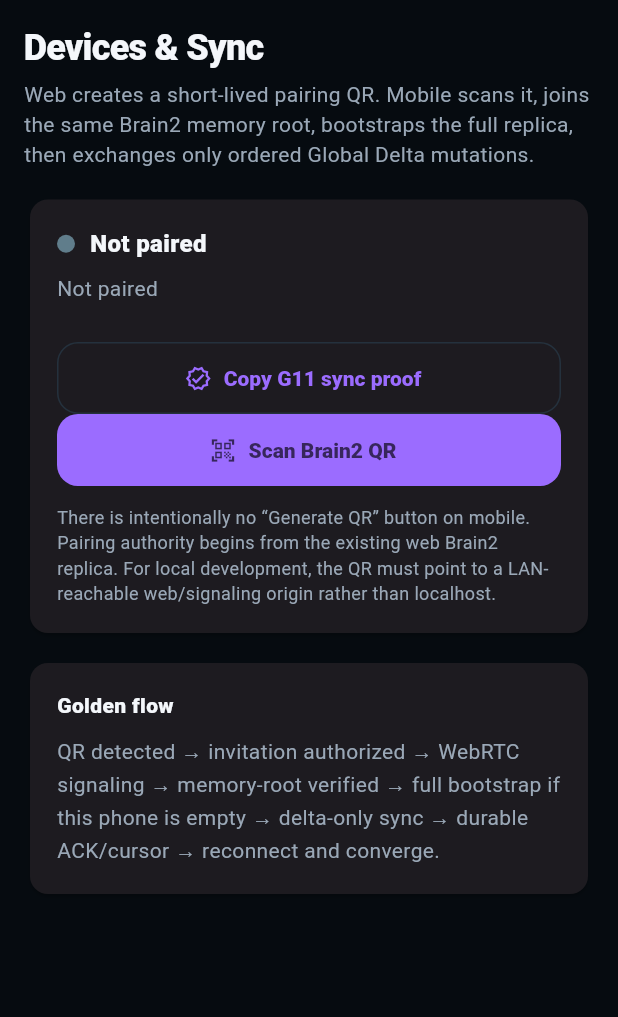
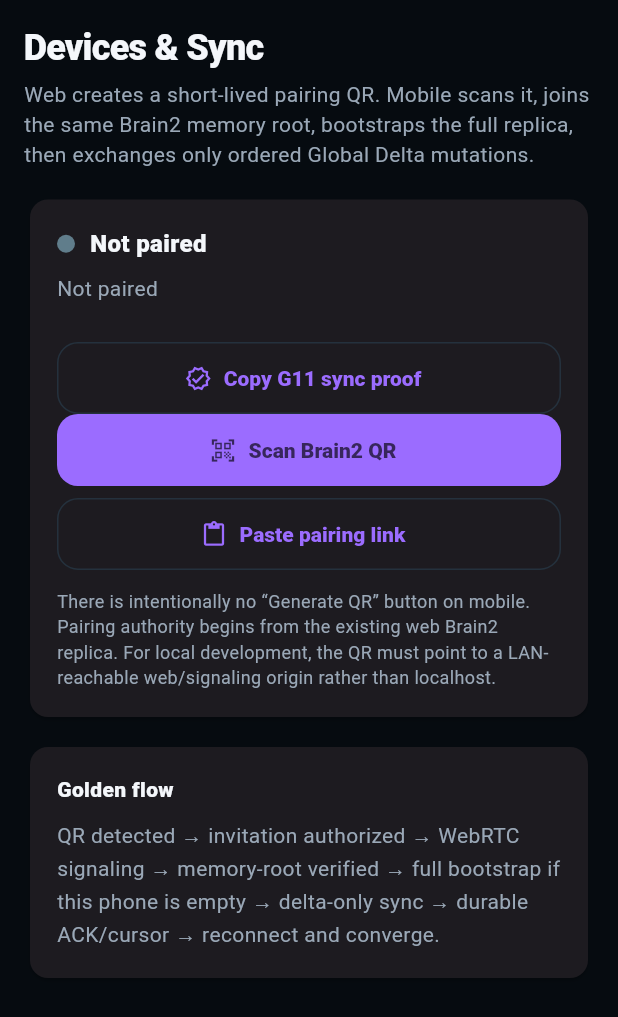
Before and after one commit to Enyx-D3/ai_miner_app, a Flutter app: the DevicesScreen widget shown alone on an empty page, opened directly with empty values, on a phone screen of 412 x 824 dp. Shown: the top 1017 px of the screen. Run offline on Flutter 3.47's test engine with Material 3 defaults, Android fonts, the phone set to English and light mode, and no system bars; our stand-ins replace file_picker, share_plus, shared_preferences, sqflite; missing offline and left inert: dart:ffi, flutter_webrtc, llama_flutter_android, mobile_scanner; accounts and stored records are empty.

Commit message:
v1(g11.3): harden QR pairing detection and retry

```diff
--- a/lib/ui/screens/devices_screen.dart
+++ b/lib/ui/screens/devices_screen.dart
@@ -47,6 +47,7 @@ class _DevicesScreenState extends State<DevicesScreen> {
   bool scanning = false;
   bool busy = false;
   bool handled = false;
+  String? pairingError;
   late final MobileScannerController scannerController;
 
   @override
@@ -54,7 +55,7 @@ class _DevicesScreenState extends State<DevicesScreen> {
     super.initState();
     scannerController = MobileScannerController(
       formats: const [BarcodeFormat.qrCode],
-      detectionSpeed: DetectionSpeed.noDuplicates,
+      detectionSpeed: DetectionSpeed.normal,
       cameraResolution: const Size(1280, 720),
       autoZoom: true,
     );
@@ -78,12 +79,17 @@ class _DevicesScreenState extends State<DevicesScreen> {
     setState(() {
       busy = true;
       scanning = false;
+      pairingError = null;
     });
     try {
       await widget.c.joinQr(raw);
     } catch (error) {
       handled = false;
       if (mounted) {
+        setState(() {
+          pairingError = '$error';
+          scanning = true;
+        });
         ScaffoldMessenger.of(context).showSnackBar(
           SnackBar(content: Text('Pairing failed: $error')),
         );
@@ -91,6 +97,19 @@ class _DevicesScreenState extends State<DevicesScreen> {
     } finally {
       if (mounted) setState(() => busy = false);
     }
+  }
+
+  Future<void> _pastePairingLink() async {
+    if (busy) return;
+    final data = await Clipboard.getData(Clipboard.kTextPlain);
+    final value = data?.text?.trim() ?? '';
+    if (value.isEmpty) {
+      if (mounted) {
+        setState(() => pairingError = 'Clipboard does not contain a pairing link.');
+      }
+      return;
+    }
+    await _accept(value);
   }
 
   @override
@@ -252,6 +271,25 @@ class _DevicesScreenState extends State<DevicesScreen> {
                   icon: const Icon(Icons.verified_outlined),
                   label: const Text('Copy G11 sync proof'),
                 ),
+                if (pairingError != null) ...[
+                  const SizedBox(height: 10),
+                  Container(
+                    padding: const EdgeInsets.all(12),
+                    decoration: BoxDecoration(
+                      color: const Color(0xff241414),
+                      borderRadius: BorderRadius.circular(12),
+                      border: Border.all(color: const Color(0xff7a3030)),
+                    ),
+                    child: Text(
+                      'Pairing error: $pairingError',
+                      style: const TextStyle(
+                        color: Color(0xffffb8b8),
+                        fontSize: 12,
+                        height: 1.4,
+                      ),
+                    ),
+                  ),
+                ],
                 if (!scanning)
                   FilledButton.icon(
                     onPressed: busy
@@ -306,6 +344,12 @@ class _DevicesScreenState extends State<DevicesScreen> {
                       ),
                     ),
                   ),
+                const SizedBox(height: 8),
+                OutlinedButton.icon(
+                  onPressed: busy ? null : _pastePairingLink,
+                  icon: const Icon(Icons.content_paste),
+                  label: const Text('Paste pairing link'),
+                ),
                 if (scanning)
                   TextButton(
                     onPressed: () => setState(() => scanning = false),
```
Also changed, not shown: lib/sync/qr_pairing.dart (+18 -0 lines), 1 other file.
